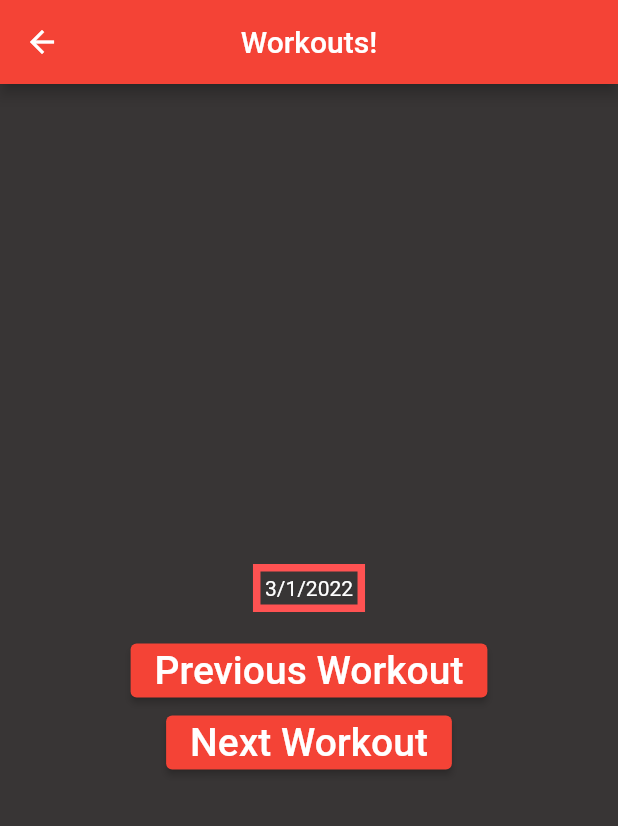
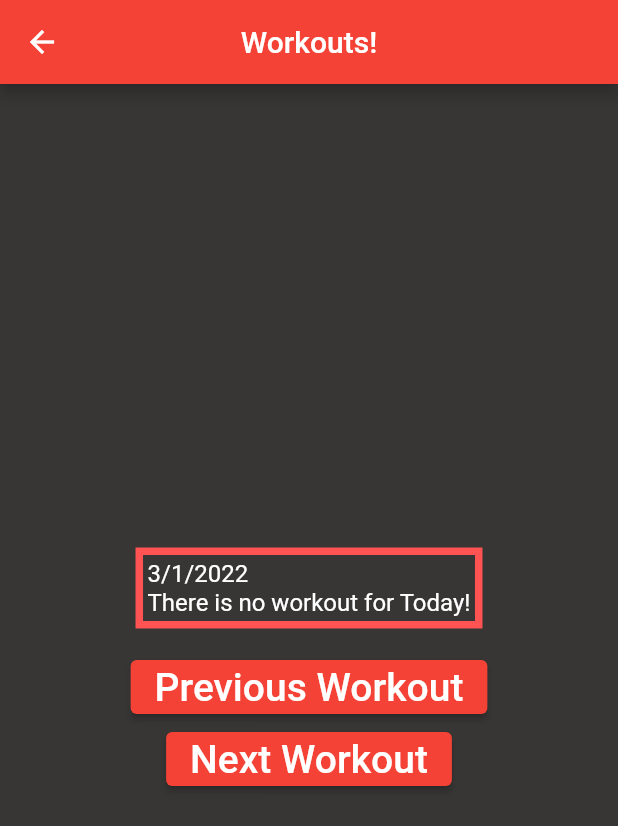
Before and after one commit to JohnAnthony98/Workout-Buddy, a Flutter app: the WorkoutMain screen opened by its route, after a tap on "Previous Workout", on a phone screen of 412 x 824 dp. Shown: the top 826 px of the screen. Run offline on Flutter 3.47's test engine with Material 2 defaults, Android fonts, the phone set to English and light mode, and no system bars; our stand-ins replace cloud_firestore, firebase_auth, firebase_core, flutter_spinkit; accounts and stored records are empty.

Commit message:
get workouts from database

```diff
--- a/workout_buddy_app/lib/screens/workout_main.dart
+++ b/workout_buddy_app/lib/screens/workout_main.dart
@@ -1,5 +1,9 @@
+import 'package:firebase_auth/firebase_auth.dart';
 import 'package:flutter/material.dart';
 import 'package:workout_buddy_app/services/my_colors.dart';
+import 'package:firebase_core/firebase_core.dart';
+import 'package:flutter_spinkit/flutter_spinkit.dart';
+import 'package:cloud_firestore/cloud_firestore.dart';
 
 class WorkoutMain extends StatefulWidget {
   WorkoutMain({Key? key, title}) : super(key: key);
@@ -10,6 +14,16 @@ class WorkoutMain extends StatefulWidget {
 
 class _WorkoutMain extends State<WorkoutMain> {
   DateTime viewingWorkoutDay = DateTime.now();
+  final User? user = FirebaseAuth.instance.currentUser;
+
+  Future<QuerySnapshot> getWorkout(String date, String? user_id) {
+    var returned_workout = FirebaseFirestore.instance
+        .collection('User_Workouts')
+        .where("UserID", isEqualTo: user_id)
+        .where("Date", isEqualTo: date)
+        .get();
+    return returned_workout;
+  }
 
   String getDate() {
     return viewingWorkoutDay.month.toString() +
@@ -48,20 +62,42 @@ class _WorkoutMain extends State<WorkoutMain> {
               padding: const EdgeInsets.all(3.0),
               decoration: BoxDecoration(
                   border: Border.all(color: getButtonColor(), width: 5.0)),
-              child: Text(
-                getDate(),
-                style: TextStyle(color: getButtonTextColor()),
+              child: FutureBuilder(
+                future: getWorkout(getDate(), user?.uid),
+                builder: (BuildContext context,
+                    AsyncSnapshot<QuerySnapshot> snapshot) {
+                  if (snapshot.connectionState == ConnectionState.waiting) {
+                    return Center(
+                      child: SpinKitWave(
+                        color: getButtonTextColor(),
+                        size: 50.0,
+                      ),
+                    );
+                  } else {
+                    if (snapshot.data?.size != 0 && !snapshot.hasError) {
+                      return Text(
+                          "${getDate()}\n${snapshot.data?.docs.first['Workout']}",
+                          style: TextStyle(
+                              fontSize: 16, color: getButtonTextColor()));
+                    } else {
+                      return Text(
+                          "${getDate()}\nThere is no workout for Today!",
+                          style: TextStyle(
+                              fontSize: 16, color: getButtonTextColor()));
+                    }
+                  }
+                },
               ),
             ),
             ElevatedButton(
               onPressed: viewPreviousDay,
-              child: const Text("Previous Workout",
-                  style: TextStyle(fontSize: 26, color: Colors.white)),
+              child: Text("Previous Workout",
+                  style: TextStyle(fontSize: 26, color: getButtonTextColor())),
             ),
             ElevatedButton(
               onPressed: viewNextDay,
-              child: const Text("Next Workout",
-                  style: TextStyle(fontSize: 26, color: Colors.white)),
+              child: Text("Next Workout",
+                  style: TextStyle(fontSize: 26, color: getButtonTextColor())),
             ),
           ],
         ),
--- a/workout_buddy_app/pubspec.yaml
+++ b/workout_buddy_app/pubspec.yaml
@@ -30,6 +30,7 @@ dependencies:
   firebase_core: ^1.13.1
   cloud_firestore: ^3.1.10
   firebase_auth: ^3.3.9
+  flutter_spinkit: ^5.1.0
   flutter:
     sdk: flutter
 
```
